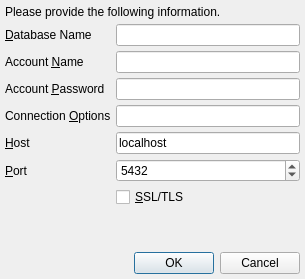
Old version of the form branches/trunk/GoldBug-UI/spot-on-postgresql-connect.ui in the repository textbrowser/spot-on.
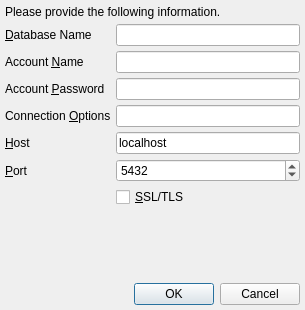
New version of the form. Icons and pictures are not drawn.

Diff of the .ui file:
```diff
--- a/branches/trunk/GoldBug-UI/spot-on-postgresql-connect.ui
+++ b/branches/trunk/GoldBug-UI/spot-on-postgresql-connect.ui
@@ -7,7 +7,7 @@
     <x>0</x>
     <y>0</y>
     <width>305</width>
-    <height>279</height>
+    <height>310</height>
    </rect>
   </property>
   <property name="windowIcon">
```
Left out of the diff: 11 changed lines with no effect on the pictures.
